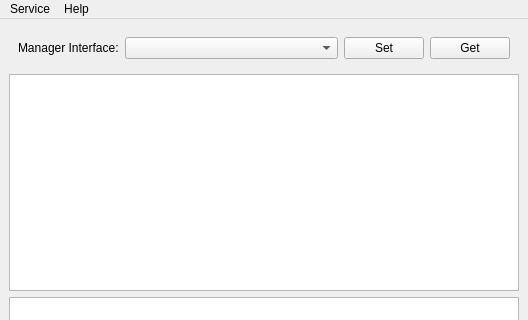
First picture: the form in qiperftray/src/qiperftray.ui, repository coolshou/qiperf, before the edit; both pictures show x 0 to 528 and y 0 to 320 of the 528 by 544 pixel window.
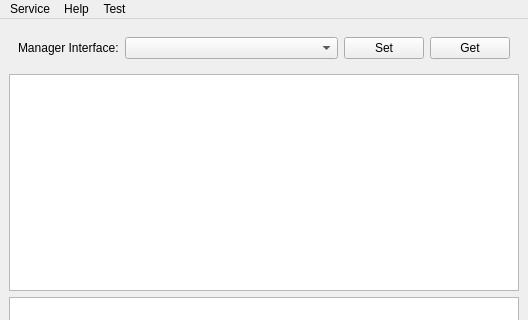
Second picture: the form after the edit. Icons and pictures are not drawn.

```diff
--- a/qiperftray/src/qiperftray.ui
+++ b/qiperftray/src/qiperftray.ui
@@ -75,7 +75,7 @@
      <x>0</x>
      <y>0</y>
      <width>528</width>
-     <height>29</height>
+     <height>23</height>
     </rect>
    </property>
    <widget class="QMenu" name="menuHelp">
@@ -91,8 +91,15 @@
     <addaction name="actionRestart"/>
     <addaction name="actionShowLog"/>
    </widget>
+   <widget class="QMenu" name="menuTest">
+    <property name="title">
+     <string>Test</string>
+    </property>
+    <addaction name="actionNotice"/>
+   </widget>
    <addaction name="menuService"/>
    <addaction name="menuHelp"/>
+   <addaction name="menuTest"/>
   </widget>
   <action name="actionAbout">
    <property name="text">
```
Left out of the diff: 9 changed lines with no effect on the pictures.
